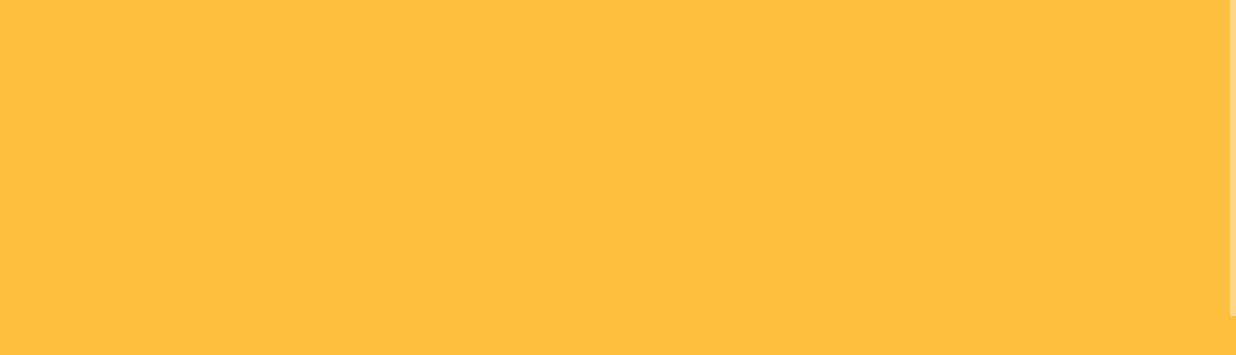
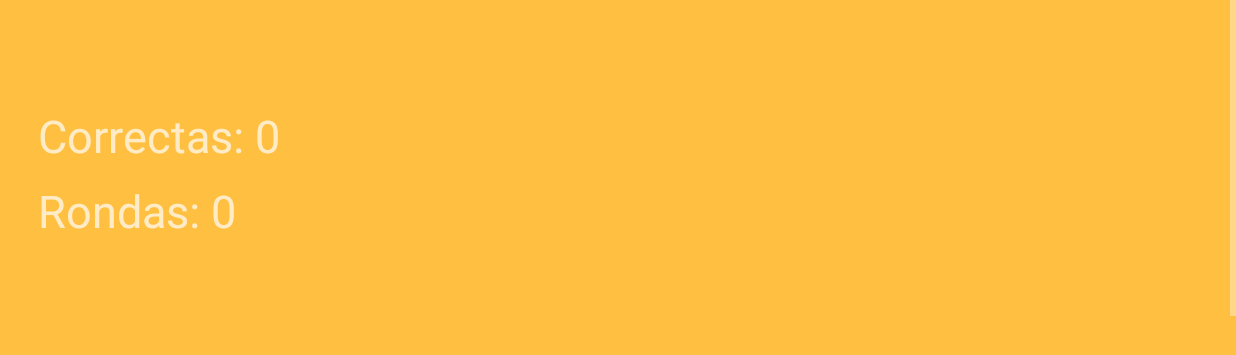
Before and after one commit to Gabbraneiro/JuegoRazasPelajes, an Android app: the InteraccionAActivity screen opened directly, with no data from a screen before it, on a phone screen of 824 x 412 dp (held sideways). Shown: the top 355 px of the screen. Run offline under Robolectric (Android 15) with nearby library versions, the phone set to English and light mode, and no system bars; 8 statements that could not run were skipped.

Commit message:
Interaccion A

```diff
--- a/app/src/main/java/com/zampegab/juegorazaspelajes/MainActivity.java
+++ b/app/src/main/java/com/zampegab/juegorazaspelajes/MainActivity.java
@@ -76,7 +76,7 @@ public class MainActivity extends AppCompatActivity {
 
                 //List<Caballo> caballos = Repositorio.getCaballosRandom(getCantCaballos(sharedPreferences));
                 String pref_interaccion = sharedPreferences.getString("modo_interaccion", "");
-                String pref_nivel = sharedPreferences.getString("minijuego", "");
+                String pref_minijuego = sharedPreferences.getString("minijuego", "");
                 Intent intent = null;
                 switch (pref_interaccion){
                     case "A":
@@ -99,7 +99,7 @@ public class MainActivity extends AppCompatActivity {
     }
 
     public Integer getCantCaballos(SharedPreferences sharedPreferences) {
-        String pref_nivel = sharedPreferences.getString("nivel", "");
+        String pref_nivel = sharedPreferences.getString("nivel", "1");
         if (pref_nivel.equals("1")) {
             return 2;
         } else {
--- a/app/src/main/res/layout/activity_interaccion_a.xml
+++ b/app/src/main/res/layout/activity_interaccion_a.xml
@@ -7,6 +7,7 @@
     android:background="#ffbf40">
 
     <ScrollView
+        android:id="@+id/scroll_A"
         android:layout_width="match_parent"
         android:layout_height="match_parent">
 
@@ -22,11 +23,34 @@
                 android:orientation="horizontal">
 
                 <FrameLayout
+                    android:id="@+id/contadores"
+                    android:layout_width="200sp"
+                    android:layout_height="150sp"
+                    android:layout_marginLeft="25sp">
+
+                    <TextView
+                        android:id="@+id/correctas2"
+                        android:layout_width="wrap_content"
+                        android:layout_height="wrap_content"
+                        android:layout_marginTop="20sp"
+                        android:text="Correctas: 0"
+                        android:textSize="30sp" />
+
+                    <TextView
+                        android:id="@+id/rondas"
+                        android:layout_width="wrap_content"
+                        android:layout_height="wrap_content"
+                        android:layout_marginTop="70sp"
+                        android:text="Rondas: 0"
+                        android:textSize="30sp" />
+                </FrameLayout>
+
+                <FrameLayout
 
                     android:layout_width="@dimen/frame_principal_width"
                     android:layout_height="@dimen/frame_principal_heigth"
-                    android:layout_marginStart="@dimen/frame_principal_ml"
-                    android:layout_marginLeft="@dimen/frame_principal_ml"
+                    android:layout_marginStart="200dp"
+                    android:layout_marginLeft="200dp"
                     android:layout_marginTop="@dimen/frame_principal_mt"
                     android:layout_marginEnd="@dimen/frame_principal_mt"
                     android:layout_marginRight="@dimen/grilla_frame_mr">
@@ -164,4 +188,31 @@
 
         </LinearLayout>
     </ScrollView>
+
+    <ImageView
+        android:id="@+id/a_confeti"
+        android:layout_width="match_parent"
+        android:layout_height="match_parent"
+        android:background="@drawable/confeti"
+        android:visibility="invisible" />
+
+    <FrameLayout
+        android:id="@+id/a_div_fin_nivel"
+        android:layout_width="match_parent"
+        android:layout_height="match_parent"
+        android:layout_alignParentTop="true"
+        android:layout_marginTop="0dp"
+        android:visibility="invisible">
+
+        <Button
+            android:id="@+id/a_accion_nivel"
+            android:layout_width="300sp"
+            android:layout_height="100sp"
+            android:layout_marginLeft="500sp"
+            android:layout_marginStart="500sp"
+            android:layout_marginTop="300sp"
+            android:textSize="28sp" />
+
+    </FrameLayout>
+
 </RelativeLayout>
```
Also changed, not shown: app/src/main/java/com/zampegab/juegorazaspelajes/InteraccionAActivity.java (+85 -17 lines).
